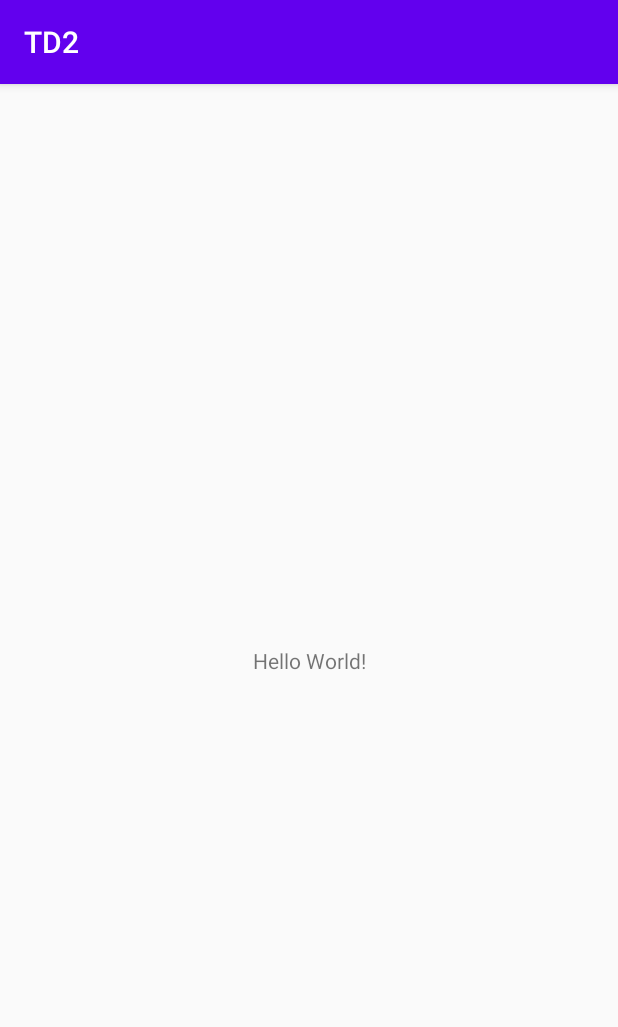
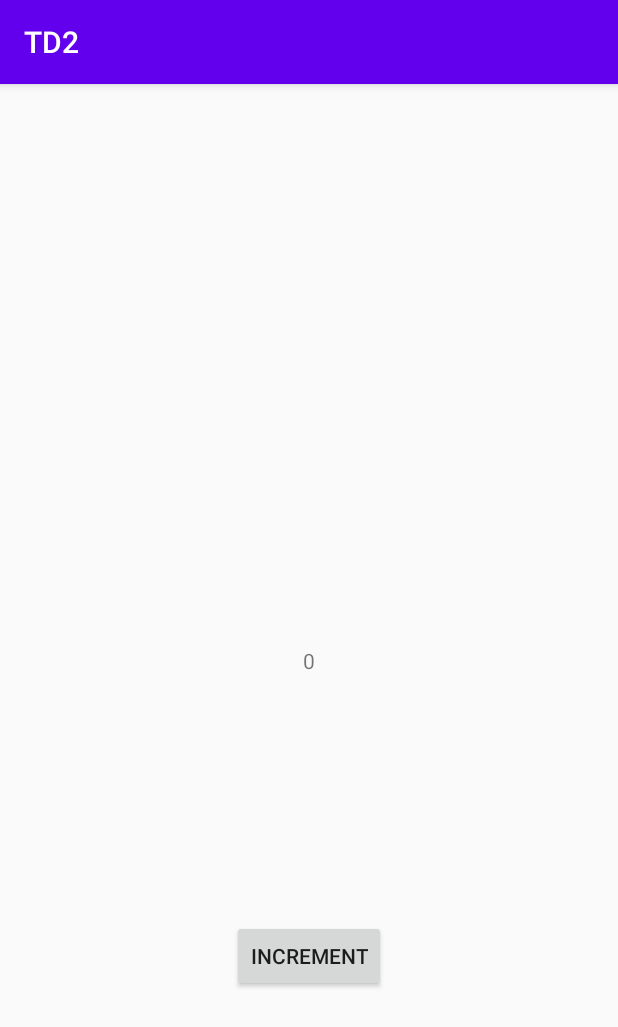
Before and after one commit to Mehdi5347/TD22, an Android app: the screen it shows after launch (MainActivity), on a phone screen of 412 x 824 dp. Shown: the top 1027 px of the screen. Run offline under Robolectric (Android 15) with nearby library versions, the phone set to English and light mode, and no system bars.

```diff
--- a/app/build.gradle
+++ b/app/build.gradle
@@ -25,11 +25,17 @@ android {
 }
 
 dependencies {
+    def koin_version = '2.2.2'
     implementation fileTree(dir: "libs", include: ["*.jar"])
     implementation "org.jetbrains.kotlin:kotlin-stdlib:$kotlin_version"
     implementation 'androidx.core:core-ktx:1.3.2'
     implementation 'androidx.appcompat:appcompat:1.2.0'
     implementation 'androidx.constraintlayout:constraintlayout:2.0.4'
+
+    implementation "org.koin:koin-core:$koin_version"
+    implementation "org.koin:koin-android-ext:$koin_version"
+    implementation "org.koin:koin-android-viewmodel:$koin_version"
+
     testImplementation 'junit:junit:4.12'
     androidTestImplementation 'androidx.test.ext:junit:1.1.2'
     androidTestImplementation 'androidx.test.espresso:espresso-core:3.3.0'
--- a/app/src/main/AndroidManifest.xml
+++ b/app/src/main/AndroidManifest.xml
@@ -3,6 +3,7 @@
     package="com.example.td2">
 
     <application
+        android:name=".injection.EsieaApplication"
         android:allowBackup="true"
         android:icon="@mipmap/ic_launcher"
         android:label="@string/app_name"
--- a/app/src/main/java/com/example/td2/MainActivity.kt
+++ b/app/src/main/java/com/example/td2/MainActivity.kt
@@ -2,10 +2,22 @@ package com.example.td2
 
 import androidx.appcompat.app.AppCompatActivity
 import android.os.Bundle
+import androidx.lifecycle.Observer
+import kotlinx.android.synthetic.main.activity_main.*
+import org.koin.android.ext.android.inject
 
 class MainActivity : AppCompatActivity() {
+
+    val mainViewModel: MainViewModel by inject()
+
     override fun onCreate(savedInstanceState: Bundle?) {
         super.onCreate(savedInstanceState)
         setContentView(R.layout.activity_main)
+        main_button.setOnClickListener{
+            mainViewModel.onClickedIncrement()
+        }
+        mainViewModel.counter.observe(this, Observer {
+                value -> main_text.text = value.toString()
+        })
     }
 }
--- /dev/null
+++ b/app/src/main/java/com/example/td2/MainViewModel.kt
@@ -0,0 +1,17 @@
+package com.example.td2
+
+import androidx.lifecycle.MutableLiveData
+import androidx.lifecycle.ViewModel
+
+class MainViewModel : ViewModel(){
+
+    val counter: MutableLiveData<Int> = MutableLiveData()
+   init{
+       counter.value = 0
+
+    }
+    fun onClickedIncrement() {
+        counter.value = ( counter.value ?: 0 )+1
+    }
+
+}
--- /dev/null
+++ b/app/src/main/java/com/example/td2/injection/ApplicationModule.kt
@@ -0,0 +1,10 @@
+package com.example.td2.injection
+
+import com.example.td2.MainViewModel
+import org.koin.dsl.module
+
+val presentationModule = module {
+
+    factory{ MainViewModel()}
+
+    }
--- /dev/null
+++ b/app/src/main/java/com/example/td2/injection/EsieaApplication.kt
@@ -0,0 +1,18 @@
+package com.example.td2.injection
+
+import android.app.Application
+import org.koin.android.ext.koin.androidContext
+import org.koin.core.context.startKoin
+
+class EsieaApplication : Application() {
+    override fun onCreate() {
+        super.onCreate()
+        // start Koin!
+        startKoin {
+            // Android context
+            androidContext(this@EsieaApplication)
+            // modules
+            modules(presentationModule)
+        }
+    }
+}
--- a/app/src/main/res/layout/activity_main.xml
+++ b/app/src/main/res/layout/activity_main.xml
@@ -7,6 +7,7 @@
     tools:context=".MainActivity">
 
     <TextView
+        android:id="@+id/main_text"
         android:layout_width="wrap_content"
         android:layout_height="wrap_content"
         android:text="Hello World!"
@@ -15,4 +16,15 @@
         app:layout_constraintRight_toRightOf="parent"
         app:layout_constraintTop_toTopOf="parent" />
 
+    <Button
+        android:id="@+id/main_button"
+        android:layout_width="wrap_content"
+        android:layout_height="wrap_content"
+        app:layout_constraintBottom_toBottomOf="parent"
+        app:layout_constraintLeft_toLeftOf="parent"
+        app:layout_constraintRight_toRightOf="parent"
+        app:layout_constraintTop_toBottomOf="@id/main_text"
+        android:text="Increment"
+        />
+
 </androidx.constraintlayout.widget.ConstraintLayout>
```
